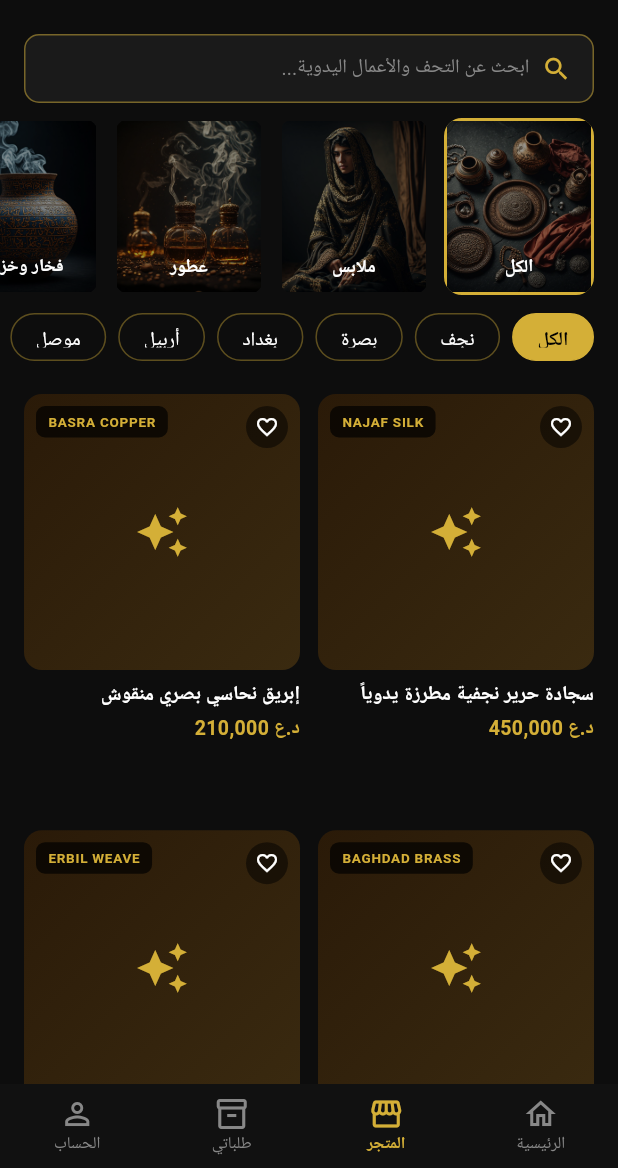
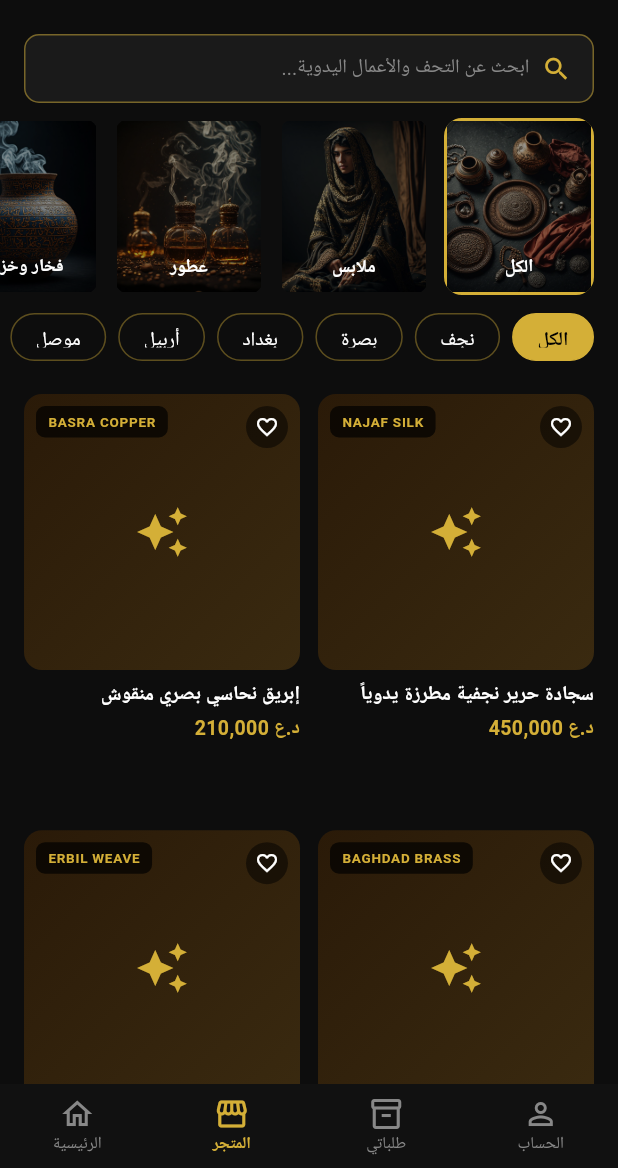
Before and after one commit to btar457/AL_HIRFA, a Flutter app: the screen it shows after launch, after a tap on "تسجيل الدخول", on a phone screen of 412 x 824 dp, the part 68-1236 px from its top. Run offline on Flutter 3.47's test engine with Material 3 defaults, Android fonts, the phone set to English and light mode, and no system bars; our stand-ins replace cloud_firestore, firebase_auth, firebase_core, google_fonts; accounts and stored records are empty; Roboto replaces fonts that are missing (Cairo).

```diff
--- a/lib/core/navigation/role_router.dart
+++ b/lib/core/navigation/role_router.dart
@@ -1,5 +1,5 @@
 import 'package:flutter/material.dart';
-import '../../screens/customer/marketplace_screen.dart';
+import '../../screens/customer/customer_nav.dart';
 import '../../screens/shared/main_nav.dart';
 
 /// ينقل المستخدم إلى الشاشة الرئيسية المناسبة لدوره بعد تسجيل الدخول أو إنشاء الحساب.
@@ -11,7 +11,7 @@ void navigateByRole(BuildContext context, String role) {
   late final Widget destination;
   switch (role) {
     case 'customer':
-      destination = const MarketplaceScreen();
+      destination = const CustomerNav();
       break;
     case 'artisan':
       destination = const MainNav(initialIndex: 3); // TODO: استبدالها بـ ArtisanDashboardScreen عند بنائها
@@ -23,7 +23,7 @@ void navigateByRole(BuildContext context, String role) {
       destination = const MainNav(initialIndex: 4);
       break;
     default:
-      destination = const MarketplaceScreen();
+      destination = const CustomerNav();
   }
   Navigator.pushReplacement(context, MaterialPageRoute(builder: (_) => destination));
 }
--- a/lib/screens/customer/cart_screen.dart
+++ b/lib/screens/customer/cart_screen.dart
@@ -2,7 +2,7 @@ import 'package:flutter/material.dart';
 import '../../core/constants/colors.dart';
 import '../../models/marketplace_product.dart';
 import 'checkout_screen.dart';
-import 'marketplace_screen.dart';
+import 'customer_nav.dart';
 
 const int _kDeliveryFee = 5000;
 
@@ -69,7 +69,7 @@ class _CartScreenState extends State<CartScreen> {
             const SizedBox(height: 24),
             ElevatedButton(
               style: ElevatedButton.styleFrom(backgroundColor: AppColors.gold, foregroundColor: Colors.black, padding: const EdgeInsets.symmetric(horizontal: 32, vertical: 14), shape: RoundedRectangleBorder(borderRadius: BorderRadius.circular(10))),
-              onPressed: () => Navigator.pushReplacement(context, MaterialPageRoute(builder: (_) => const MarketplaceScreen())),
+              onPressed: () => Navigator.pushReplacement(context, MaterialPageRoute(builder: (_) => const CustomerNav())),
               child: const Text('تصفح المتجر', style: TextStyle(fontWeight: FontWeight.bold)),
             ),
           ],
--- /dev/null
+++ b/lib/screens/customer/customer_nav.dart
@@ -0,0 +1,51 @@
+import 'package:flutter/material.dart';
+import '../../core/constants/colors.dart';
+import 'customer_profile_screen.dart';
+import 'marketplace_screen.dart';
+import 'orders_history_screen.dart';
+
+/// الحاوية الرئيسية لتجربة المشتري عبر شريط تنقل سفلي بأربع تبويبات.
+class CustomerNav extends StatefulWidget {
+  final int initialIndex;
+  const CustomerNav({super.key, this.initialIndex = 1});
+  @override
+  State<CustomerNav> createState() => _CustomerNavState();
+}
+
+class _CustomerNavState extends State<CustomerNav> {
+  late int _index = widget.initialIndex;
+
+  final _screens = const [
+    MarketplaceScreen(),
+    MarketplaceScreen(),
+    OrdersHistoryScreen(),
+    CustomerProfileScreen(),
+  ];
+
+  @override
+  Widget build(BuildContext context) {
+    return Scaffold(
+      body: _screens[_index],
+      bottomNavigationBar: Container(
+        decoration: const BoxDecoration(color: Color(0xFF111111)),
+        child: BottomNavigationBar(
+          currentIndex: _index,
+          onTap: (i) => setState(() => _index = i),
+          type: BottomNavigationBarType.fixed,
+          backgroundColor: Colors.transparent,
+          elevation: 0,
+          selectedItemColor: AppColors.gold,
+          unselectedItemColor: AppColors.subText,
+          selectedLabelStyle: const TextStyle(fontSize: 11, fontWeight: FontWeight.bold),
+          unselectedLabelStyle: const TextStyle(fontSize: 11),
+          items: const [
+            BottomNavigationBarItem(icon: Icon(Icons.home_outlined), activeIcon: Icon(Icons.home), label: 'الرئيسية'),
+            BottomNavigationBarItem(icon: Icon(Icons.storefront_outlined), activeIcon: Icon(Icons.storefront), label: 'المتجر'),
+            BottomNavigationBarItem(icon: Icon(Icons.inventory_2_outlined), activeIcon: Icon(Icons.inventory_2), label: 'طلباتي'),
+            BottomNavigationBarItem(icon: Icon(Icons.person_outline), activeIcon: Icon(Icons.person), label: 'الحساب'),
+          ],
+        ),
+      ),
+    );
+  }
+}
--- a/lib/screens/customer/favorites_screen.dart
+++ b/lib/screens/customer/favorites_screen.dart
@@ -2,7 +2,7 @@ import 'package:flutter/material.dart';
 import '../../core/constants/colors.dart';
 import '../../models/marketplace_product.dart';
 import '../../widgets/common/marketplace_product_card.dart';
-import 'marketplace_screen.dart';
+import 'customer_nav.dart';
 import 'product_detail_screen.dart';
 
 class FavoritesScreen extends StatefulWidget {
@@ -53,7 +53,7 @@ class _FavoritesScreenState extends State<FavoritesScreen> {
             const SizedBox(height: 24),
             ElevatedButton(
               style: ElevatedButton.styleFrom(backgroundColor: AppColors.gold, foregroundColor: Colors.black, padding: const EdgeInsets.symmetric(horizontal: 32, vertical: 14), shape: RoundedRectangleBorder(borderRadius: BorderRadius.circular(10))),
-              onPressed: () => Navigator.pushReplacement(context, MaterialPageRoute(builder: (_) => const MarketplaceScreen())),
+              onPressed: () => Navigator.pushReplacement(context, MaterialPageRoute(builder: (_) => const CustomerNav())),
               child: const Text('تصفح المتجر', style: TextStyle(fontWeight: FontWeight.bold)),
             ),
           ],
--- a/lib/screens/customer/marketplace_screen.dart
+++ b/lib/screens/customer/marketplace_screen.dart
@@ -3,8 +3,6 @@ import '../../core/constants/colors.dart';
 import '../../models/categories.dart';
 import '../../models/marketplace_product.dart';
 import '../../widgets/common/marketplace_product_card.dart';
-import 'customer_profile_screen.dart';
-import 'orders_history_screen.dart';
 import 'product_detail_screen.dart';
 
 class MarketplaceScreen extends StatefulWidget {
@@ -17,7 +15,6 @@ class _MarketplaceScreenState extends State<MarketplaceScreen> {
   String _selectedCity = 'الكل';
   String _selectedCategory = 'all';
   final Set<String> _favoriteNames = {};
-  int _navIndex = 1;
   final bool _hasNotifications = true;
 
   final _cities = const ['الكل', 'نجف', 'بصرة', 'بغداد', 'أربيل', 'موصل', 'كربلاء', 'الديوانية'];
@@ -73,7 +70,6 @@ class _MarketplaceScreenState extends State<MarketplaceScreen> {
             ],
           ),
         ),
-        bottomNavigationBar: _buildBottomNav(),
       ),
     );
   }
@@ -205,41 +201,4 @@ class _MarketplaceScreenState extends State<MarketplaceScreen> {
     );
   }
 
-  Future<void> _onNavTap(int index) async {
-    switch (index) {
-      case 2:
-        await Navigator.push(context, MaterialPageRoute(builder: (_) => const OrdersHistoryScreen()));
-        setState(() => _navIndex = 1);
-        break;
-      case 3:
-        await Navigator.push(context, MaterialPageRoute(builder: (_) => const CustomerProfileScreen()));
-        setState(() => _navIndex = 1);
-        break;
-      default:
-        setState(() => _navIndex = index); // "الرئيسية" لا شاشة مخصصة لها بعد
-    }
-  }
-
-  Widget _buildBottomNav() {
-    return Container(
-      decoration: const BoxDecoration(color: Color(0xFF111111)),
-      child: BottomNavigationBar(
-        currentIndex: _navIndex,
-        onTap: _onNavTap,
-        type: BottomNavigationBarType.fixed,
-        backgroundColor: Colors.transparent,
-        elevation: 0,
-        selectedItemColor: AppColors.gold,
-        unselectedItemColor: const Color(0xFF888888),
-        selectedLabelStyle: const TextStyle(fontSize: 11, fontWeight: FontWeight.bold),
-        unselectedLabelStyle: const TextStyle(fontSize: 11),
-        items: const [
-          BottomNavigationBarItem(icon: Icon(Icons.home_outlined), activeIcon: Icon(Icons.home), label: 'الرئيسية'),
-          BottomNavigationBarItem(icon: Icon(Icons.storefront_outlined), activeIcon: Icon(Icons.storefront), label: 'المتجر'),
-          BottomNavigationBarItem(icon: Icon(Icons.inventory_2_outlined), activeIcon: Icon(Icons.inventory_2), label: 'طلباتي'),
-          BottomNavigationBarItem(icon: Icon(Icons.person_outline), activeIcon: Icon(Icons.person), label: 'الحساب'),
-        ],
-      ),
-    );
-  }
 }
```
